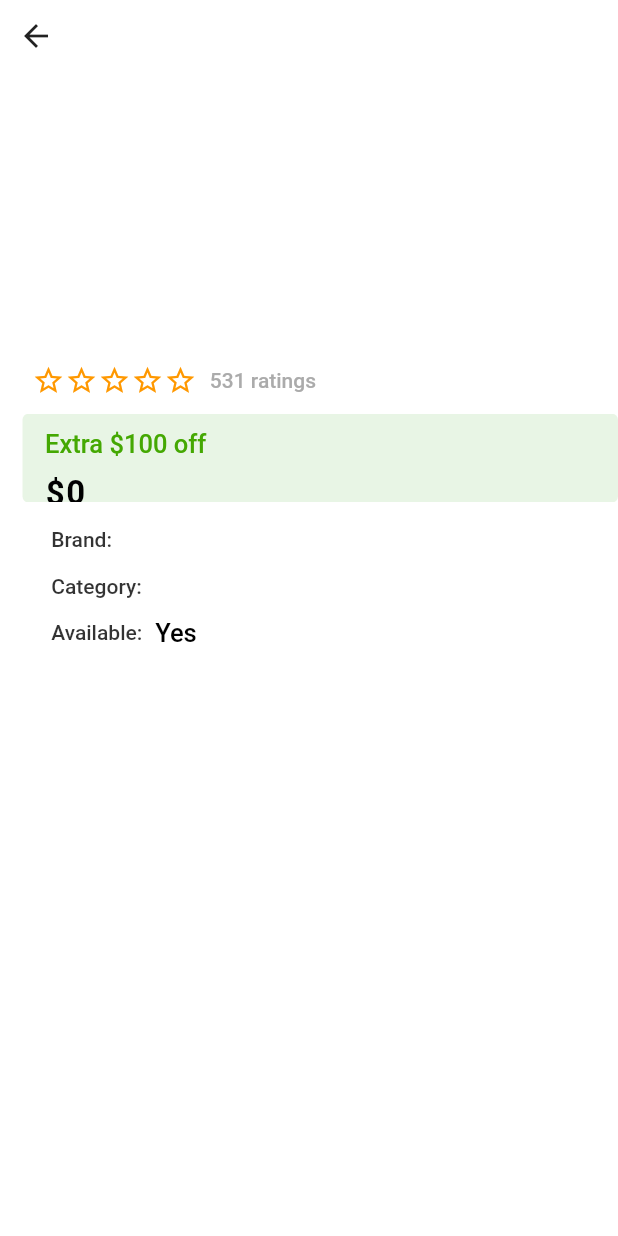
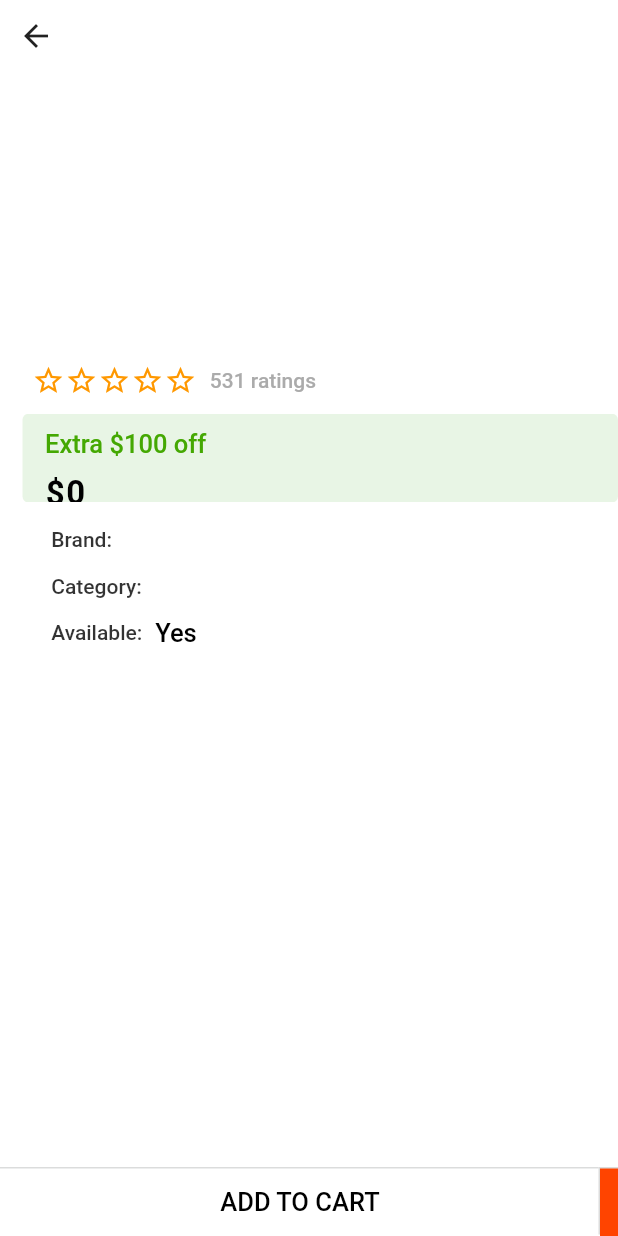
Before and after one commit to Ressurectionx/insta_cart, a Flutter app: the ProductDetails screen opened directly with empty values, on a phone screen of 412 x 824 dp. Run offline on Flutter 3.47's test engine with Material 2 defaults, Android fonts, the phone set to English and light mode, and no system bars; drawn by our look-alikes of carousel_slider, flutter_rating_bar; our stand-ins replace bloc, dio, equatable, flutter_bloc; network calls fail.

Commit message:
Add AddToCart and BuyNow Buttons
This commit will add addcart button and buynow button

```diff
--- /dev/null
+++ b/lib/src/presentation/views/product_details_screen/components/buttons.dart
@@ -0,0 +1,35 @@
+import 'package:flutter/material.dart';
+import 'package:insta_cart/src/config/size_config/size_configuration.dart';
+
+import '../../../../config/utils/utils.dart';
+
+Widget addToCartButton() => Container(
+  width: screenWidth * 0.5,
+  height: 45,
+  decoration: BoxDecoration(color: white, boxShadow: [
+    BoxShadow(color: greyLight, offset: const Offset(-1, -1)),
+  ]),
+  child: Center(
+    child: Text(
+      "ADD TO CART",
+      style: regularBlack,
+    ),
+  ),
+);
+
+Widget buyNowButton() => Container(
+  width: screenWidth * 0.5,
+  height: 45,
+  decoration: BoxDecoration(
+    color: orange,
+    boxShadow: [
+      BoxShadow(color: greyLight, offset: const Offset(-1, -1)),
+    ],
+  ),
+  child: Center(
+    child: Text(
+      "BUY NOW ",
+      style: regularCustom(white),
+    ),
+  ),
+);
--- a/lib/src/presentation/views/product_details_screen/components/components.dart
+++ b/lib/src/presentation/views/product_details_screen/components/components.dart
@@ -1,3 +1,4 @@
 export 'image_carousel.dart';
 export 'price_container.dart';
 export 'about_product.dart';
+export 'buttons.dart';
--- a/lib/src/presentation/views/product_details_screen/product_details.dart
+++ b/lib/src/presentation/views/product_details_screen/product_details.dart
@@ -50,7 +50,11 @@ class ProductDetails extends StatelessWidget {
                 ),
               ],
             ),
-
+            Positioned(
+                bottom: 0,
+                child: Row(
+                  children: [addToCartButton(), buyNowButton()],
+                ))
           ],
         )),);
   }
```
